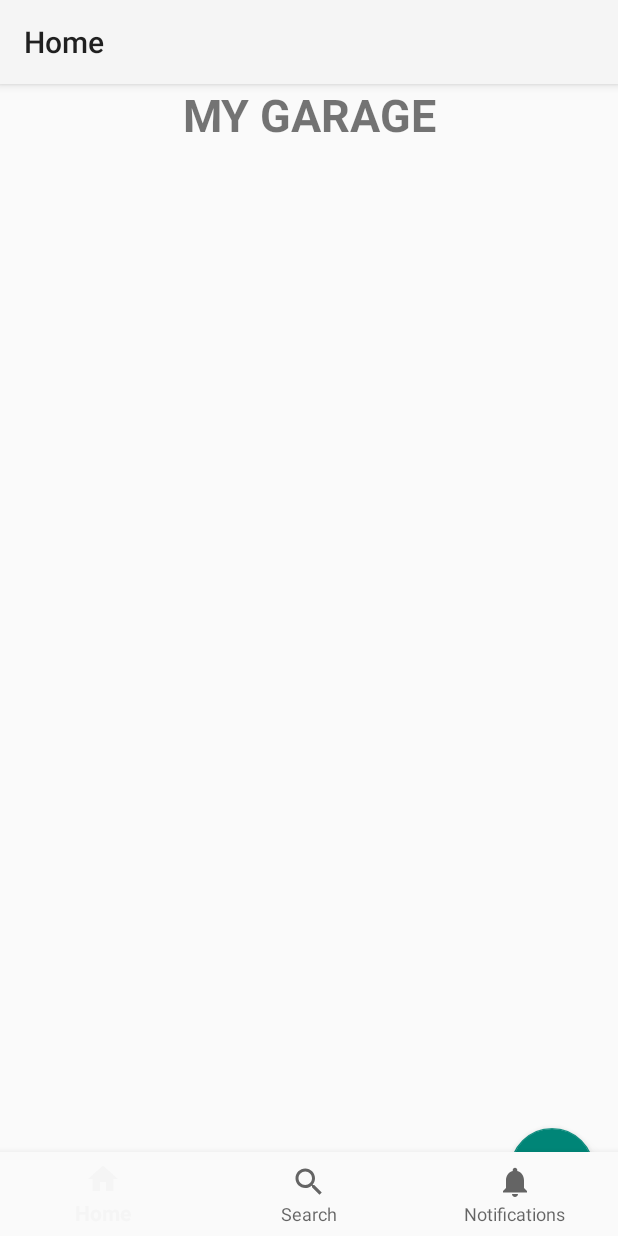
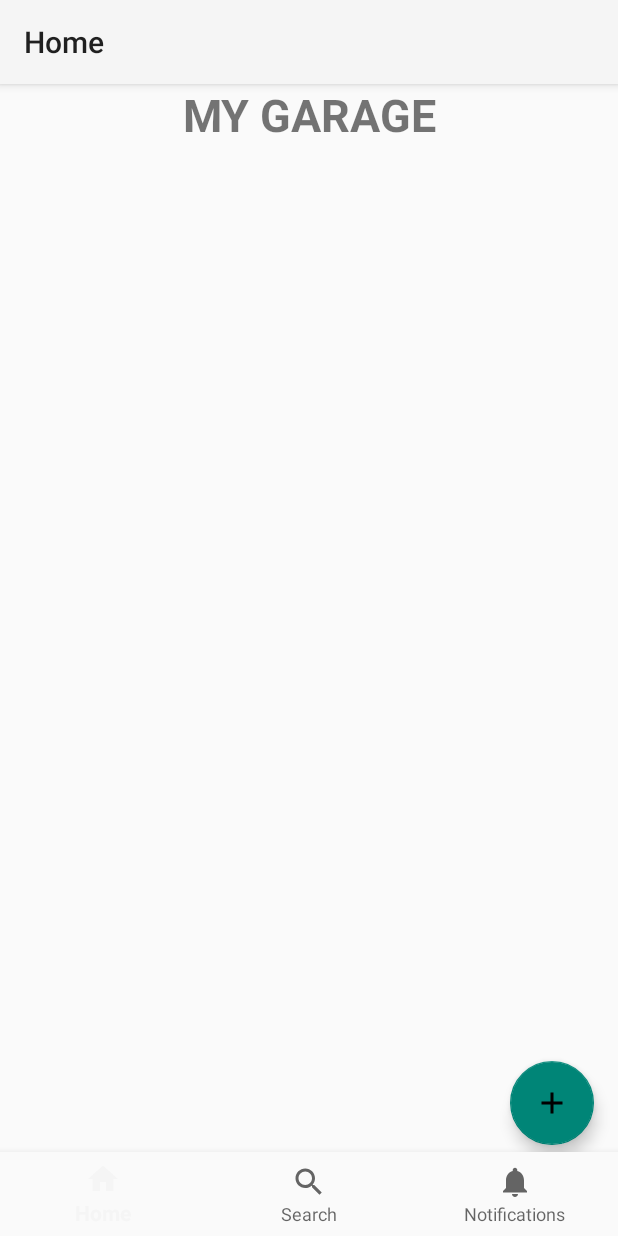
Before and after one commit to SchifName/MyGarage, an Android app: the screen it shows after launch (MainActivity), on a phone screen of 412 x 824 dp. Run offline under Robolectric (Android 15) with nearby library versions, the phone set to English and light mode, and no system bars; our stand-ins replace Room's generated code, navigation-ui.

Commit message:
partially modified add new car fragment

```diff
--- a/app/build.gradle
+++ b/app/build.gradle
@@ -3,6 +3,7 @@ plugins {
     id 'com.android.application'
     id 'org.jetbrains.kotlin.android'
     id 'kotlin-kapt'
+    id 'androidx.navigation.safeargs.kotlin'
 }
 
 android {
--- a/app/src/main/java/com/example/mygarage/ui/home/HomeFragment.kt
+++ b/app/src/main/java/com/example/mygarage/ui/home/HomeFragment.kt
@@ -7,7 +7,9 @@ import android.view.View
 import android.view.ViewGroup
 import androidx.fragment.app.Fragment
 import androidx.fragment.app.viewModels
+import androidx.navigation.fragment.findNavController
 import com.example.mygarage.BaseApplication
+import com.example.mygarage.R
 import com.example.mygarage.databinding.FragmentHomeBinding
 
 class HomeFragment : Fragment() {
@@ -55,7 +57,10 @@ class HomeFragment : Fragment() {
         binding.apply {
             recyclerView.adapter = adapter
         }
-
+        binding.fab.setOnClickListener {
+                val action = HomeFragmentDirections.actionNavigationHomeToAddNewCarFragment()
+                this.findNavController().navigate(action)
+        }
     }
 
     override fun onDestroyView() {
--- a/app/src/main/res/layout/fragment_home.xml
+++ b/app/src/main/res/layout/fragment_home.xml
@@ -36,10 +36,13 @@
         android:layout_height="wrap_content"
         android:layout_gravity="bottom|end"
         android:layout_margin="16dp"
+        android:layout_marginEnd="16dp"
         android:contentDescription="@string/new_car_content_description"
         android:src="@drawable/ic_baseline_add_24"
         app:layout_constraintBottom_toBottomOf="parent"
-        app:layout_constraintEnd_toEndOf="parent" />
+        app:layout_constraintEnd_toEndOf="parent"
+        app:layout_constraintTop_toBottomOf="@+id/text_garage"
+        app:layout_constraintVertical_bias="0.93" />
 
 
 </androidx.constraintlayout.widget.ConstraintLayout>
--- a/app/src/main/res/navigation/mobile_navigation.xml
+++ b/app/src/main/res/navigation/mobile_navigation.xml
@@ -9,7 +9,11 @@
         android:id="@+id/navigation_home"
         android:name="com.example.mygarage.ui.home.HomeFragment"
         android:label="@string/title_home"
-        tools:layout="@layout/fragment_home" />
+        tools:layout="@layout/fragment_home" >
+        <action
+            android:id="@+id/action_navigation_home_to_addNewCarFragment"
+            app:destination="@id/addNewCarFragment" />
+    </fragment>
 
     <fragment
         android:id="@+id/navigation_search"
@@ -22,4 +26,13 @@
         android:name="com.example.mygarage.ui.notifications.NotificationsFragment"
         android:label="@string/title_notifications"
         tools:layout="@layout/fragment_notifications" />
+    <fragment
+        android:id="@+id/addNewCarFragment"
+        android:name="com.example.mygarage.ui.addCar.AddNewCarFragment"
+        android:label="fragment_add_new_car"
+        tools:layout="@layout/fragment_add_new_car" >
+        <action
+            android:id="@+id/action_addNewCarFragment_to_navigation_home"
+            app:destination="@id/navigation_home" />
+    </fragment>
 </navigation>
```
Also changed, not shown: app/src/main/java/com/example/mygarage/ui/addCar/AddNewCarFragment.kt (+57 -0 lines), build.gradle (+23 -4 lines).
